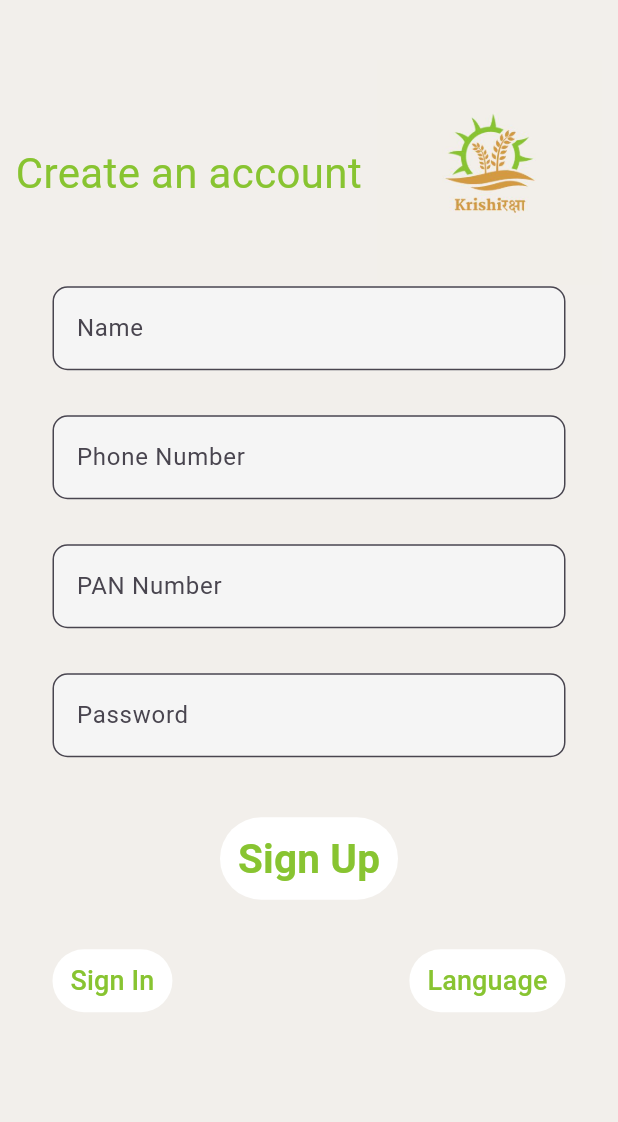
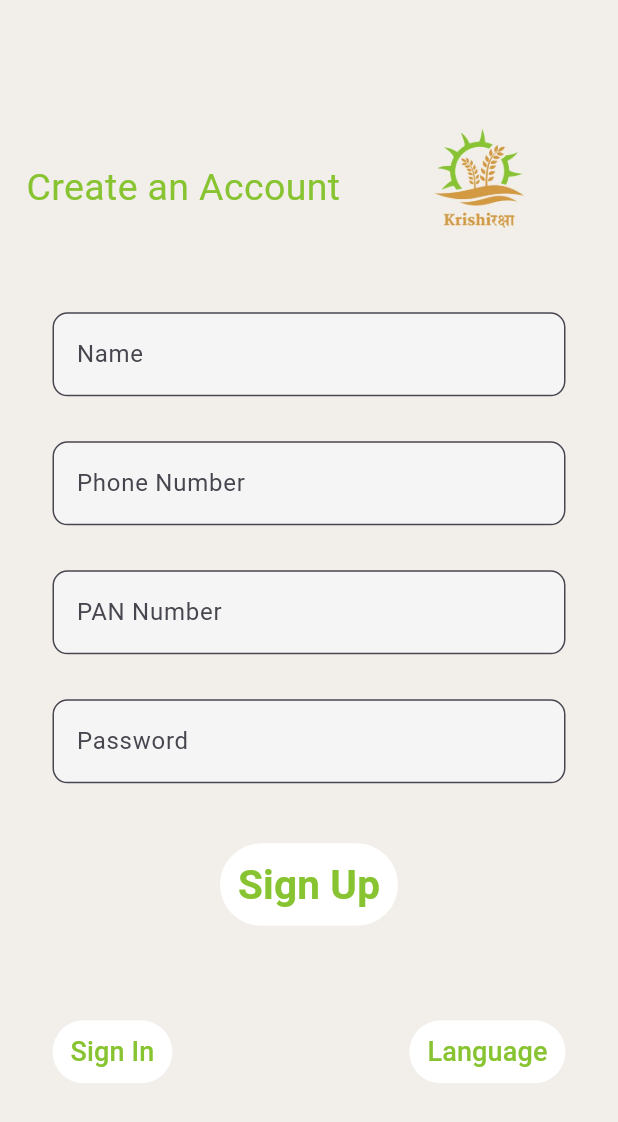
Before and after one commit to deepsleepisgood/CropConnect, a Flutter app: the screen it shows after launch, on a phone screen of 412 x 824 dp. Shown: the top 1122 px of the screen. Run offline on Flutter 3.47's test engine with Material 3 defaults, Android fonts, the phone set to English and light mode, and no system bars; our stand-ins replace get, image_picker, jwt_decoder, shared_preferences; missing offline and left inert: date_time_format.

Commit message:
changes to register page and login page

```diff
--- a/lib/pages/localestring.dart
+++ b/lib/pages/localestring.dart
@@ -15,6 +15,14 @@ class LocalString extends Translations{
         'd':'Every few days from sowing to harvest, farmers upload new pictures for the same exact sites, tracked using Geotagging.',
         'e':'After harvest, if any problems are encountered then our model analyses the loss of the farmer and rates in on a predefiend scale.',
         'f':'Farmers who suffer crop damage are then assigned a insurer, who ensure that the farmers rightfully get insurance payouts.',
+        'r1':'Create an Account',
+        'r2':'Name',
+        'r3':'Phone Number',
+        'r4':'PAN Number',
+        'r5':'Password',
+        'r6':'Sign Up',
+        'r7':'Sign In',
+
     },
     'hi_IN':{
       'hello':'स्वागत',
@@ -27,6 +35,13 @@ class LocalString extends Translations{
       'd':'बुआई से लेकर कटाई तक हर कुछ दिनों में, किसान उन्हीं सटीक साइटों के लिए नई तस्वीरें अपलोड करते हैं, जिन्हें जियोटैगिंग का उपयोग करके ट्रैक किया जाता है|',
       'e':'फसल के बाद, यदि कोई समस्या आती है तो हमारा मॉडल किसान के नुकसान का विश्लेषण करता है और पूर्वनिर्धारित पैमाने पर मूल्यांकन करता है|',
       'f':'जिन किसानों की फसल को नुकसान होता है, उन्हें फिर एक बीमाकर्ता नियुक्त किया जाता है, जो यह सुनिश्चित करता है कि किसानों को सही तरीके से बीमा भुगतान मिले|',
+      'r1':'खाता बनाएं',
+      'r2':'नाम',
+      'r3':'फ़ोन नंबर',
+      'r4':'पैन नंबर',
+      'r5':'पासवर्ड',
+      'r6':'साइन अप करें',
+      'r7':'साइन इन करें',
     },
   };
 }
--- a/lib/pages/register.dart
+++ b/lib/pages/register.dart
@@ -99,26 +99,23 @@ class _MyRegisterState extends State<MyRegister> {
 
   @override
   Widget build(BuildContext context) {
-    return Container(
-      decoration: BoxDecoration(
-        color: Color(0xFFF2EFEB),
-        // image: DecorationImage(
-        //     image: AssetImage('assets/3.png'), fit: BoxFit.cover),
-      ),
-      child: Scaffold(
-        backgroundColor: Colors.transparent,
+    return MaterialApp(
+      home: Scaffold(
+        backgroundColor: Color(0xFFF2EFEB),
+        body: SingleChildScrollView(
+          // backgroundColor: Colors.transparent,
           // appBar: AppBar(
           //   backgroundColor: const Color.fromARGB(0, 59, 59, 59),
           //   elevation: 0,
           // ),
-        body: Column(
+          child: Column(
             children: [
-            SizedBox(height: 40,),
+              SizedBox(height: 50,),
               Row(
                   mainAxisAlignment: MainAxisAlignment.spaceEvenly,
                   children: [Text(
-                  "Create an account",
-                  style: TextStyle(color: Color(0xFF88C431), fontSize: 28),
+                    "r1".tr,
+                    style: TextStyle(color: Color(0xFF88C431), fontSize: 25),
                   ),
                     Image.asset(
                       'assets/krishi.jpeg', // Replace with the actual path
@@ -130,7 +127,7 @@ class _MyRegisterState extends State<MyRegister> {
               SingleChildScrollView(
                 child: Container(
                   padding: EdgeInsets.only(
-                    top: MediaQuery.of(context).size.height * 0.001),
+                      top: MediaQuery.of(context).size.height * 0.01),
                   child: Column(
                     crossAxisAlignment: CrossAxisAlignment.start,
                     children: [
@@ -144,7 +141,7 @@ class _MyRegisterState extends State<MyRegister> {
                               decoration: InputDecoration(
                                   fillColor: Colors.grey.shade100,
                                   filled: true,
-                                hintText: "Name",
+                                  hintText: "r2".tr,
                                   border: OutlineInputBorder(
                                     borderRadius: BorderRadius.circular(10),
                                   )),
@@ -159,7 +156,7 @@ class _MyRegisterState extends State<MyRegister> {
                               decoration: InputDecoration(
                                   fillColor: Colors.grey.shade100,
                                   filled: true,
-                                hintText: "Phone Number",
+                                  hintText: "r3".tr,
                                   border: OutlineInputBorder(
                                     borderRadius: BorderRadius.circular(10),
                                   )),
@@ -173,7 +170,7 @@ class _MyRegisterState extends State<MyRegister> {
                               decoration: InputDecoration(
                                   fillColor: Colors.grey.shade100,
                                   filled: true,
-                                hintText: "PAN Number",
+                                  hintText: "r4".tr,
                                   border: OutlineInputBorder(
                                     borderRadius: BorderRadius.circular(10),
                                   )),
@@ -188,7 +185,7 @@ class _MyRegisterState extends State<MyRegister> {
                               decoration: InputDecoration(
                                   fillColor: Colors.grey.shade100,
                                   filled: true,
-                                hintText: "Password",
+                                  hintText: "r5".tr,
                                   border: OutlineInputBorder(
                                     borderRadius: BorderRadius.circular(10),
                                   )),
@@ -201,10 +198,10 @@ class _MyRegisterState extends State<MyRegister> {
                               children: [
                                 TextButton(
                                   onPressed: () {
-                                  Navigator.pushNamed(context, 'register');
+                                    register();
                                   },
                                   child: Text(
-                                  'Sign Up',
+                                    'r6'.tr,
                                     style: TextStyle(
                                         color: Color(0xFF88C431),
                                         fontSize: 27,
@@ -216,17 +213,17 @@ class _MyRegisterState extends State<MyRegister> {
                               ],
                             ),
                             SizedBox(
-                            height: 30,
+                              height: 60,
                             ),
                             Row(
                               mainAxisAlignment: MainAxisAlignment.spaceBetween,
                               children: [
                                 TextButton(
                                   onPressed: () {
-                                  Navigator.push(context,MaterialPageRoute(builder: (context) => MyLogin(),) );
+                                    Navigator.push(context, MaterialPageRoute(builder: (context) =>MyLogin(),));
                                   },
                                   child: Text(
-                                  'Sign In',
+                                    'r7'.tr,
                                     textAlign: TextAlign.left,
                                     style: TextStyle(
                                         color: Color(0xFF88C431),
@@ -236,11 +233,11 @@ class _MyRegisterState extends State<MyRegister> {
                                 ),
                                 TextButton(
                                   onPressed: () {
-                                  //Navigator.pushNamed(context, 'login');
+                                    _showPullUpDrawer(context);
                                   },
 
                                   child: Text(
-                                  'Language',
+                                    'lang'.tr,
                                     textAlign: TextAlign.right,
                                     style: TextStyle(
                                         color: Color(0xFF88C431),
@@ -260,6 +257,7 @@ class _MyRegisterState extends State<MyRegister> {
             ],
           ),
         ),
+      ),
     );
   }
 }
```
Also changed, not shown: lib/pages/login.dart (+27 -37 lines). Lines whose indentation alone changed are shown as unchanged.
